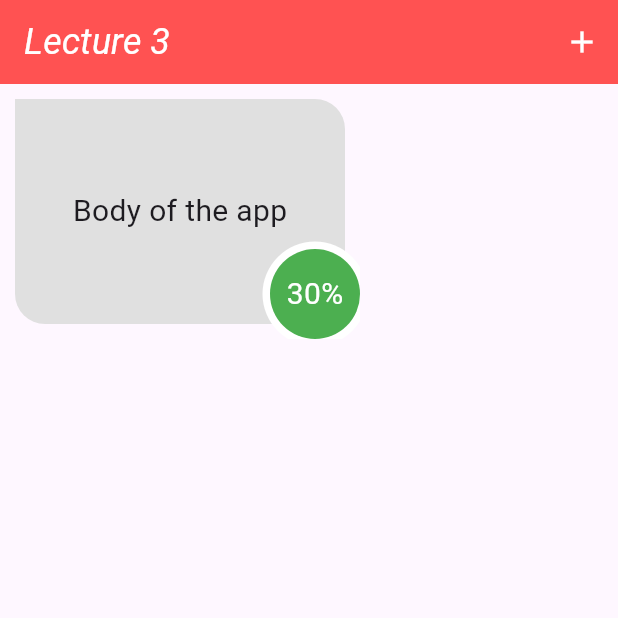
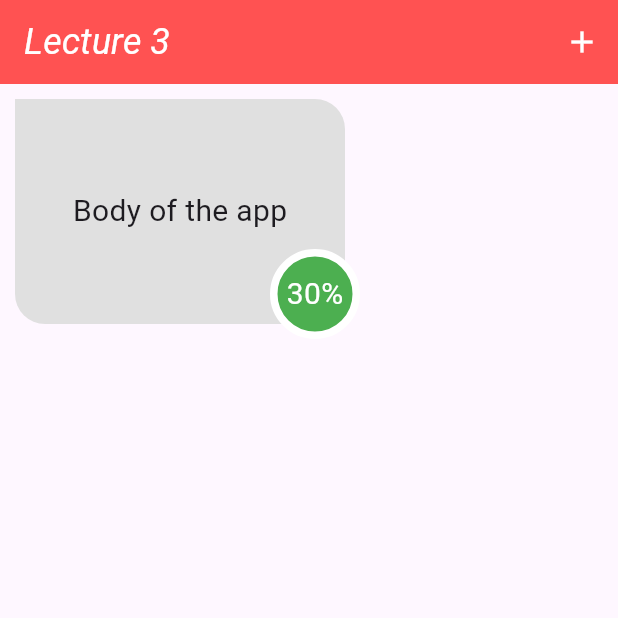
Before and after one commit to adhamStudy/flutter_lectures, a Flutter app: the screen it shows after launch, on a phone screen of 412 x 824 dp, the top half of it. Run offline on Flutter 3.47's test engine with Material 3 defaults, Android fonts, the light colour scheme and no system bars.

Commit message:
lecture 3 done

```diff
--- a/lib/main.dart
+++ b/lib/main.dart
@@ -60,19 +60,7 @@ class MyApp extends StatelessWidget{
                 child: Center(child: MyText('Body of the app'),),
               ),
 
-           Positioned(
-             top: 105,
-             left: 175,
-             child: Container(
-               width:70,
-               height: 70,
-               // child: Center(child: Text('30%',style: TextStyle(color: Colors.white),),),
-               decoration: BoxDecoration(color: Colors.white,
 
-                   borderRadius: BorderRadius.circular(50)
-               ),
-             ),
-           ),
            Positioned(
              top: 110,
              left: 180,
@@ -81,6 +69,7 @@ class MyApp extends StatelessWidget{
                height: 60,
                child: Center(child: Text('30%',style: TextStyle(color: Colors.white,fontSize: 20),),),
                decoration: BoxDecoration(color: Colors.green,
+                   border: Border.all(width: 5,color: Colors.white),
 
                    borderRadius: BorderRadius.circular(50)
                ),
```
